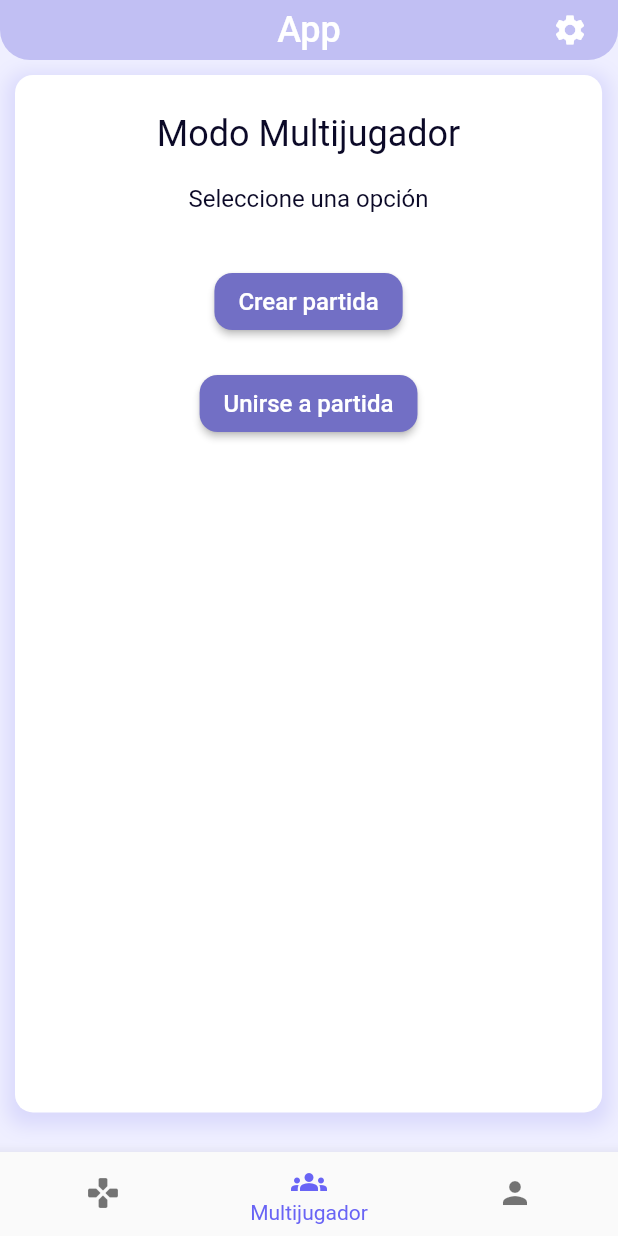
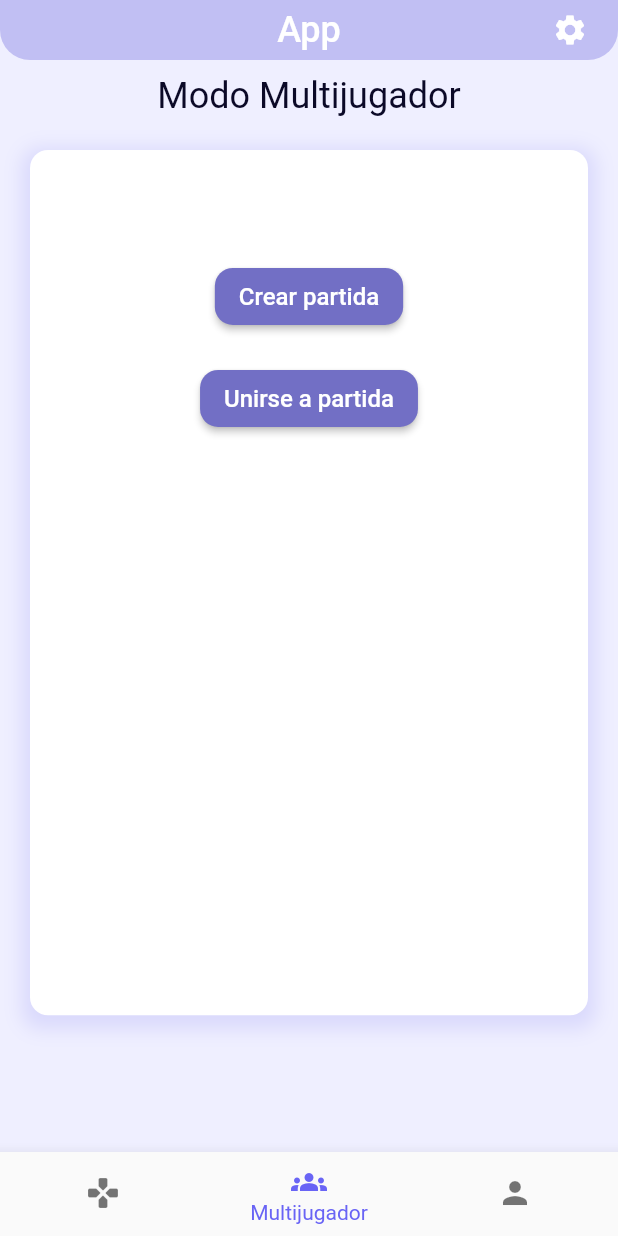
Before and after one commit to Keiner-Frontado/Sopas-Flutter, a Flutter app: the screen it shows after launch, item 2 of the bottom bar chosen, on a phone screen of 412 x 824 dp. Run offline on Flutter 3.47's test engine with Material 3 defaults, Android fonts, the phone set to English and light mode, and no system bars.

Commit message:
fixed app_view + sps implemented

```diff
--- a/lib/components/app_view.dart
+++ b/lib/components/app_view.dart
@@ -1,11 +1,12 @@
 import 'package:flutter/material.dart';
+import 'package:flutter_application_1/components/view_container.dart';
 import 'package:flutter_application_1/core/styles.dart' as app_styles;
 
 class AppView extends StatefulWidget {
 
   final String title;
   final String? subtitle;
-  final List<Widget>? child;
+  final Widget? child;
   final Widget? footer;
 
   const AppView({
@@ -23,13 +24,17 @@ class AppView extends StatefulWidget {
 class _AppViewState extends State<AppView> {
   @override
   Widget build(BuildContext context) {
+
+    return LayoutBuilder(
+      builder: (builder, constraints) {
+        final width = constraints.maxWidth;
+        final height = constraints.maxHeight * 0.82;
     return Padding(
-      padding: EdgeInsetsGeometry.symmetric(horizontal: 4, vertical: 20),
+      padding: EdgeInsetsGeometry.symmetric(horizontal: 10, vertical: 10),
       child: SingleChildScrollView(
         child: Column(
         mainAxisAlignment: MainAxisAlignment.spaceAround,
         children: [
-        // TOP
         Column(
           children: [
             // TITLE
@@ -42,25 +47,25 @@ class _AppViewState extends State<AppView> {
             ? Column(
               children:
                 [
-                  SizedBox(height: 20),
+                  SizedBox(height: height * 0.01),
                   Text(
                     widget.subtitle ?? "",
                     style: app_styles.Styles.text
                   ),
-                  SizedBox(height: 20)
+                  SizedBox(height: height * 0.01),
                 ]
             )
-            : SizedBox(height: 20),
-            ListView(
-              shrinkWrap: true,
-              padding: EdgeInsets.all(15),
-              children: widget.child ?? [Text("Contenido de la vista")]
-            ),
+            : SizedBox(height: height * 0.02),
           ],
         ),
 
         // CHILD
-
+        SizedBox.fromSize(
+          size: Size(width, height),
+          child: ViewContainer(
+          child: widget.child ?? Text("Contenido de la vista")
+          )
+        ),
 
 
         // FOOTER
@@ -70,6 +75,6 @@ class _AppViewState extends State<AppView> {
         )
       )
     );
-
+    });
   }
 }
--- a/lib/components/layout.dart
+++ b/lib/components/layout.dart
@@ -1,6 +1,7 @@
-import 'package:flutter/material.dart';
+import 'package:flutter/material.dart' hide Theme;
 import 'package:flutter_application_1/components/app_view.dart';
-import 'package:flutter_application_1/components/view_container.dart';
+import 'package:flutter_application_1/core/game/board.dart';
+import 'package:flutter_application_1/core/game/word_search_themes.dart';
 import 'package:flutter_application_1/screens/multiplayer/multiplayer.dart';
 import 'package:flutter_application_1/screens/singleplayer/singleplayer.dart';
 class Layout extends StatefulWidget {
@@ -12,6 +13,7 @@ class Layout extends StatefulWidget {
 
 class _Layout extends State<Layout> {
   int selected = 0;
+  Board? board;
   @override
   Widget build(BuildContext context) {
     return Scaffold(
@@ -38,14 +40,33 @@ class _Layout extends State<Layout> {
       body: IndexedStack(
         index: selected,
         children: [
-          ViewContainer(
-            child: SingleplayerScreen()
+          AppView(
+            title: "Modo Un Jugador",
+            subtitle: (board != null) ? board?.theme.theme : "Presiona el botón para iniciar el juego",
+            footer: (board != null) ? ElevatedButton(
+              onPressed: (){
+                setState((){
+                    board= null;
+                  }
+                );
+              },
+              child: Text("Reiniciar Juego"),
+            ) : null,
+            child: (board != null) ? SinglePlayerScreen(board: board!)
+            : ElevatedButton(
+              onPressed: (){
+                setState((){
+                    board= Board(row: 10, col:10, theme: Themes.selectTheme());
+                  }
+                );
+              },
+              child: Text("Iniciar Juego"),
             ),
-          ViewContainer(
+          ),
+          AppView(
+            title: "Modo Multijugador",
             child: MultiplayerScreen()
           ),
-          ViewContainer(
-            child:
           AppView(
             title: "Perfil de usuario",
             footer: ElevatedButton(
@@ -54,8 +75,8 @@ class _Layout extends State<Layout> {
             )
           )
 
-          ),
         ],
+
       ),
       bottomNavigationBar: BottomNavigationBar(
       showUnselectedLabels: false,
@@ -63,6 +84,7 @@ class _Layout extends State<Layout> {
       onTap: (index) {
         setState(() {
           selected = index;
+
         });
       },
       items: const [
--- a/lib/screens/multiplayer/multiplayer.dart
+++ b/lib/screens/multiplayer/multiplayer.dart
@@ -1,5 +1,4 @@
 import 'package:flutter/material.dart';
-import 'package:flutter_application_1/components/app_view.dart';
 import 'package:flutter_application_1/screens/multiplayer/client.dart';
 import 'package:flutter_application_1/screens/multiplayer/server.dart';
 
@@ -14,26 +13,26 @@ class _MultiplayerScreenState extends State<MultiplayerScreen> {
   int selected = 0;
   @override
   Widget build(BuildContext context) {
-    return AppView(
-    title: "Modo Multijugador",
-    subtitle: (selected == 0) ? "Seleccione una opción" : "",
+    return Column(
+      mainAxisAlignment: MainAxisAlignment.spaceAround,
 
-    footer: (selected != 0) ? ElevatedButton(
+      children: [
+      (selected == 0)
+    ? _showMenu()
+    : (selected == 1)
+    ? _showClient()
+    : _showServer(),
+    SizedBox(height: 20),
+    (selected != 0) ? ElevatedButton(
         onPressed: () => {
           setState(() {
             selected = 0;
           })
         },
         child: const Text("Volver al menú")
-      ) : null,
+      ) : Text("")
+    ]
 
-    child: [
-    selected == 0
-    ? _showMenu()
-    : (selected == 1)
-    ? _showClient()
-    : _showServer()
-    ],
     );
   }
 
```
Also changed, not shown: lib/components/board_canva.dart (renamed from lib/components/board.dart, +9 -7 lines), lib/core/game/board.dart (+9 -3 lines), lib/core/painter/board_painter.dart (+49 -0 lines), lib/screens/singleplayer/singleplayer.dart (+20 -18 lines). Lines whose indentation alone changed are shown as unchanged.
